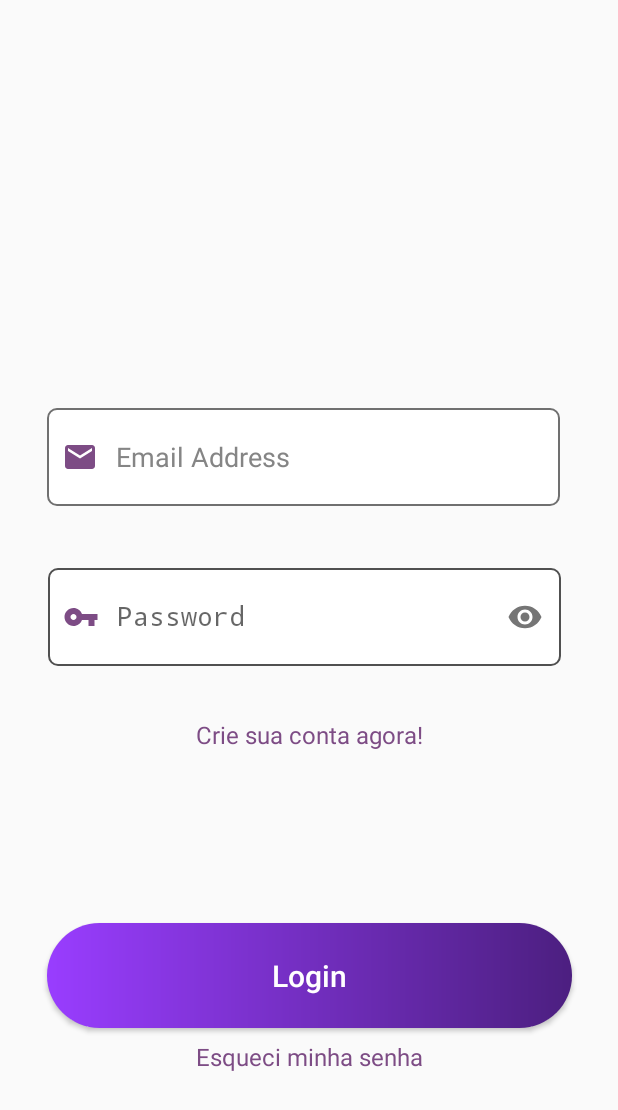
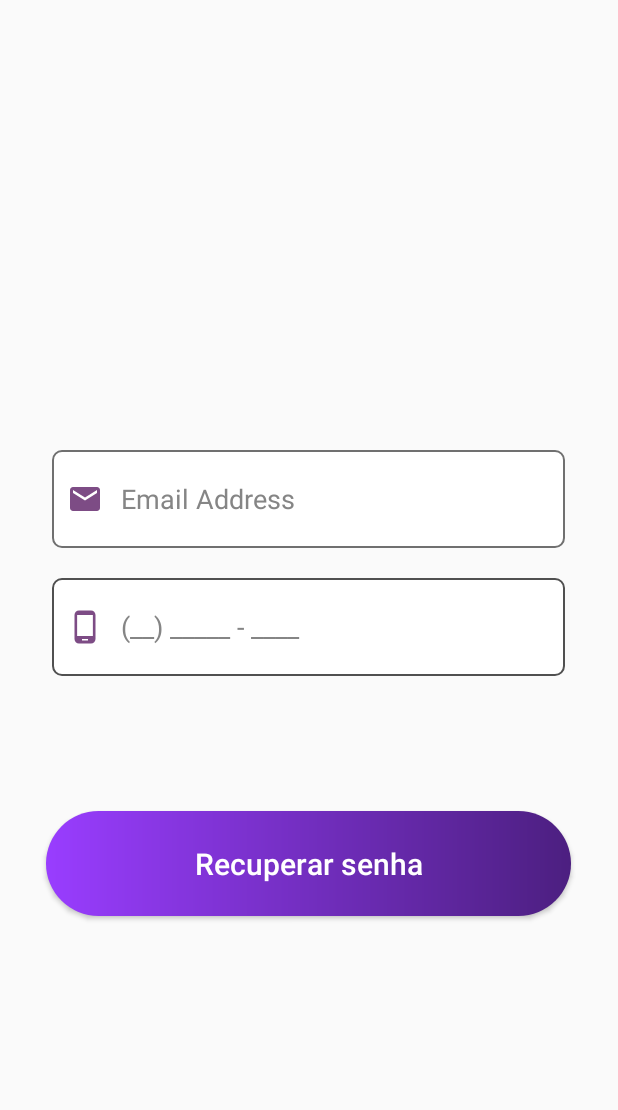
Before and after one commit to vDuduardo/XPCriativaApp, an Android app: the screen it shows after launch (LoginActivity before the commit, ForgotPasswordActivity after it), after a tap on "Esqueci minha senha", on a phone screen of 412 x 824 dp. Shown: the top 1110 px of the screen. Run offline under Robolectric (Android 15) with nearby library versions, the phone set to English and light mode, and no system bars.

Commit message:
Finish Forgot Password Activity

```diff
--- a/app/src/main/AndroidManifest.xml
+++ b/app/src/main/AndroidManifest.xml
@@ -34,6 +34,12 @@
             android:exported="false">
 
         </activity>
+
+        <activity
+            android:name=".ForgotPasswordActivity">
+
+        </activity>
+
     </application>
 
 </manifest>
--- /dev/null
+++ b/app/src/main/java/br/xpcriativa/app/ForgotPasswordActivity.java
@@ -0,0 +1,27 @@
+package br.xpcriativa.app;
+
+import android.app.Activity;
+import android.os.Bundle;
+import android.telephony.PhoneNumberFormattingTextWatcher;
+import android.widget.Button;
+import android.widget.EditText;
+import android.widget.Toast;
+
+import androidx.annotation.Nullable;
+
+public class ForgotPasswordActivity extends Activity {
+    @Override
+    protected void onCreate(@Nullable Bundle savedInstanceState) {
+        super.onCreate(savedInstanceState);
+        setContentView(R.layout.activity_forgot_password);
+
+        EditText inputField = findViewById(R.id.cellphoneFieldForgotPassword);
+        inputField.addTextChangedListener(new PhoneNumberFormattingTextWatcher());
+
+        Button recoverPassword = findViewById(R.id.buttonRecoverPassword);
+
+        recoverPassword.setOnClickListener(v -> {
+            Toast.makeText(ForgotPasswordActivity.this, "Código de recuperação enviado", Toast.LENGTH_SHORT).show();
+        });
+    }
+}
--- a/app/src/main/java/br/xpcriativa/app/LoginActivity.java
+++ b/app/src/main/java/br/xpcriativa/app/LoginActivity.java
@@ -50,9 +50,8 @@ public class LoginActivity extends Activity {
         forgotPassword = findViewById(R.id.textViewRecoverAccount);
 
         forgotPassword.setOnClickListener(v -> {
-//            Intent intent = new Intent(this, ForgotPasswordActivity.class);
-//            startActivity(intent);
-            Toast.makeText(LoginActivity.this, "Ainda n tem tela de recuperar senha", Toast.LENGTH_SHORT).show();
+            Intent intent = new Intent(this, ForgotPasswordActivity.class);
+            startActivity(intent);
         });
     }
 }
--- /dev/null
+++ b/app/src/main/res/drawable/vector_cellphone.xml
@@ -0,0 +1,5 @@
+<vector android:height="24dp" android:tint="#7D4C85"
+    android:viewportHeight="24" android:viewportWidth="24"
+    android:width="24dp" xmlns:android="http://schemas.android.com/apk/res/android">
+    <path android:fillColor="@android:color/white" android:pathData="M16,1L8,1C6.34,1 5,2.34 5,4v16c0,1.66 1.34,3 3,3h8c1.66,0 3,-1.34 3,-3L19,4c0,-1.66 -1.34,-3 -3,-3zM14,21h-4v-1h4v1zM17.25,18L6.75,18L6.75,4h10.5v14z"/>
+</vector>
--- /dev/null
+++ b/app/src/main/res/layout/activity_forgot_password.xml
@@ -0,0 +1,56 @@
+<?xml version="1.0" encoding="utf-8"?>
+<RelativeLayout xmlns:android="http://schemas.android.com/apk/res/android"
+    android:layout_width="match_parent"
+    android:layout_height="match_parent">
+
+    <EditText
+        android:id="@+id/textBoxEmailForgotPassword"
+        android:layout_width="342dp"
+        android:layout_height="65dp"
+        android:layout_centerHorizontal="true"
+        android:layout_marginTop="300dp"
+        android:background="@drawable/custom_textbox_login"
+        android:drawableStart="@drawable/vector_email"
+        android:drawablePadding="12dp"
+        android:ems="10"
+        android:hint="@string/field_email"
+        android:inputType="textEmailAddress"
+        android:paddingStart="10dp"
+        android:textColor="@color/black"
+        android:textColorHint="@color/gray_hint">
+    </EditText>
+
+    <EditText
+        android:id="@+id/cellphoneFieldForgotPassword"
+        android:layout_width="342dp"
+        android:layout_height="65dp"
+        android:layout_centerHorizontal="true"
+        android:layout_marginTop="20dp"
+        android:layout_below="@id/textBoxEmailForgotPassword"
+        android:background="@drawable/custom_textbox_login"
+        android:drawableStart="@drawable/vector_cellphone"
+        android:drawablePadding="12dp"
+        android:ems="10"
+        android:hint="(__) _____ - ____"
+        android:inputType="phone"
+        android:paddingStart="10dp"
+        android:textColor="@color/black"
+        android:textColorHint="@color/gray_hint" >
+    </EditText>
+
+    <Button
+        android:id="@+id/buttonRecoverPassword"
+        android:layout_width="350dp"
+        android:layout_height="70dp"
+        android:layout_centerHorizontal="true"
+        android:layout_below="@id/cellphoneFieldForgotPassword"
+        android:layout_marginTop="90dp"
+        android:background="@drawable/custom_button_login"
+        android:text="@string/recover_password"
+        android:textAllCaps="false"
+        android:textColor="#FFFFFF"
+        android:textSize="20sp">
+
+    </Button>
+
+</RelativeLayout>
--- a/app/src/main/res/values/strings.xml
+++ b/app/src/main/res/values/strings.xml
@@ -9,4 +9,5 @@
     <string name="password">Digite a senha</string>
     <string name="create_account">Criar Conta</string>
     <string name="do_login">Ja possui uma conta? Faça Login</string>
+    <string name="recover_password">Recuperar senha</string>
 </resources>
```
